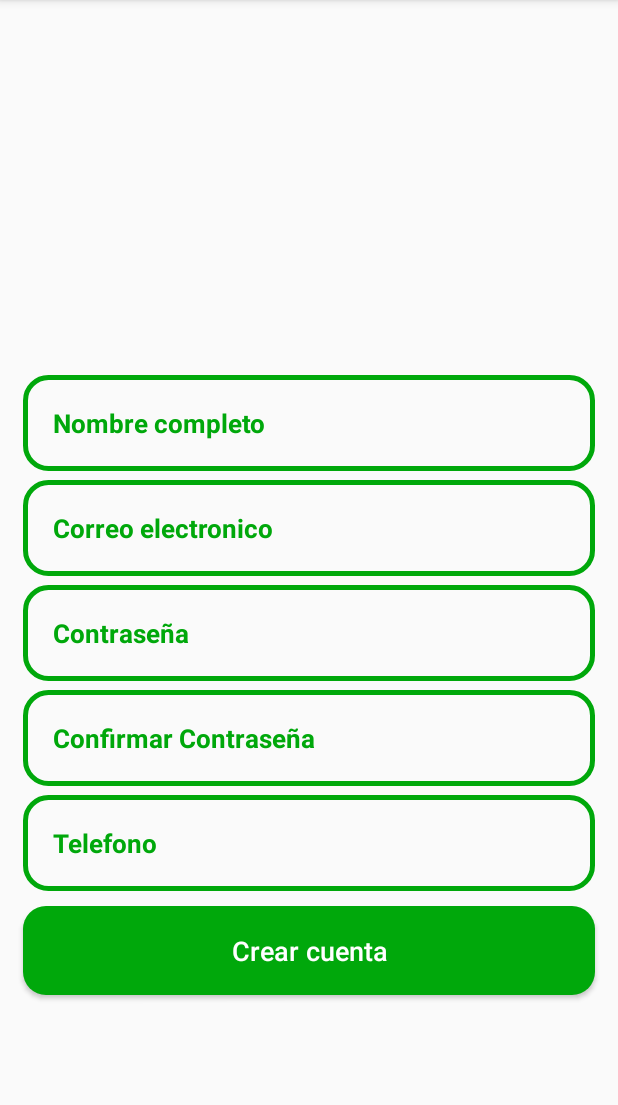
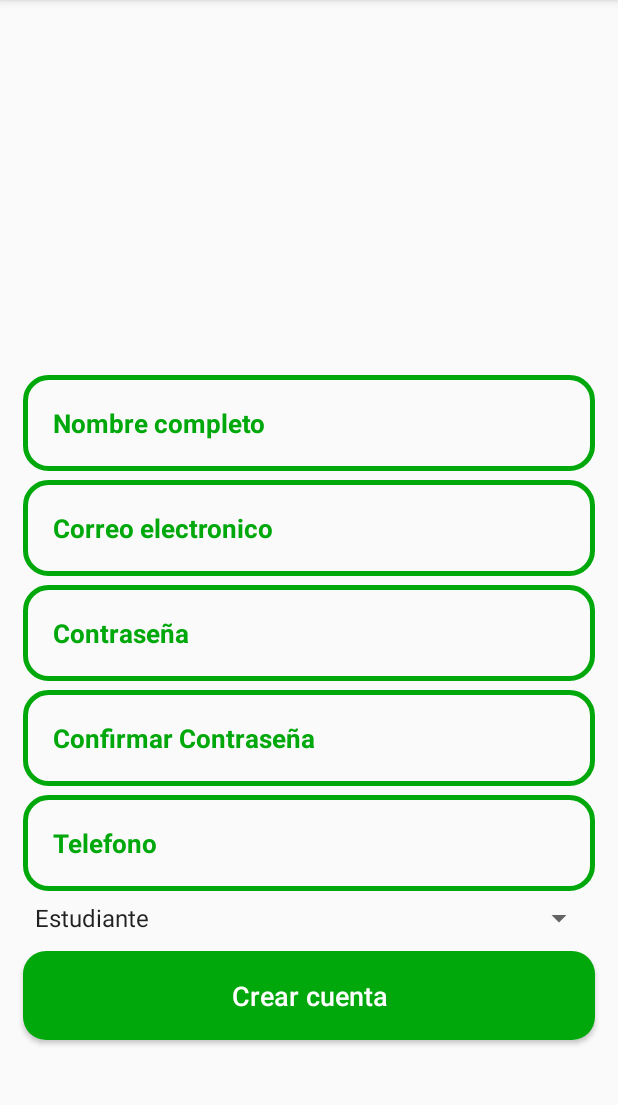
Before and after one commit to IvanGV859/FimeBookandMarket2, an Android app: the RegisterActivity screen opened directly, with no data from a screen before it, after a tap on "Crear cuenta", on a phone screen of 412 x 824 dp, the part 84-1189 px from its top. Run offline under Robolectric (Android 15) with nearby library versions, the light colour scheme and no system bars; our stand-ins replace Firebase (no records; nobody signed in at launch, a user with empty details on screens opened directly).

Commit message:
checar login

```diff
--- a/app/src/main/java/com/example/fimebookandmarket2/RegisterActivity.java
+++ b/app/src/main/java/com/example/fimebookandmarket2/RegisterActivity.java
@@ -8,9 +8,11 @@ import android.content.Intent;
 import android.os.Bundle;
 import android.text.TextUtils;
 import android.view.View;
+import android.widget.AdapterView;
 import android.widget.ArrayAdapter;
 import android.widget.EditText;
 import android.widget.Spinner;
+import android.widget.TextView;
 import android.widget.Toast;
 
 import com.google.android.gms.tasks.OnCompleteListener;
@@ -28,6 +30,8 @@ import java.util.HashMap;
 public class RegisterActivity extends AppCompatActivity {
 
     private EditText InputName, InputEmail, InputPassword, InputConfPassword, InputPhone;
+    Spinner opciones;
+    String TipoUs;
     private ProgressDialog loadingBar;
 
     FirebaseAuth mAuth;
@@ -41,12 +45,17 @@ public class RegisterActivity extends AppCompatActivity {
         mAuth = FirebaseAuth.getInstance();
         mDatabase = FirebaseDatabase.getInstance().getReference();
 
+        opciones = findViewById(R.id.spinner);
+        ArrayAdapter<CharSequence> adapter = ArrayAdapter.createFromResource(this, R.array.TipoUs, android.R.layout.simple_spinner_item);
+        opciones.setAdapter(adapter);
+
         InputName = (EditText) findViewById(R.id.register_username_input);
         InputEmail = (EditText) findViewById(R.id.register_email_input);
         InputPassword = (EditText) findViewById(R.id.register_password_input);
         InputConfPassword = (EditText) findViewById(R.id.register_confpassword_input);
         InputPhone = (EditText) findViewById(R.id.register_phone_input);
         loadingBar = new ProgressDialog(this);
+
     }
 
     public void onClick(View view){
@@ -63,6 +72,7 @@ public class RegisterActivity extends AppCompatActivity {
         String password = InputPassword.getText().toString();
         String confpassword = InputConfPassword.getText().toString();
         String phone = InputPhone.getText().toString();
+        TipoUs = opciones.getSelectedItem().toString();
 
         if(!name.isEmpty() && !email.isEmpty() && !password.isEmpty() && !confpassword.isEmpty() && !phone.isEmpty()) {
             if (password.length() >= 6) {
@@ -73,7 +83,7 @@ public class RegisterActivity extends AppCompatActivity {
                         loadingBar.setCanceledOnTouchOutside(false);
                         loadingBar.show();
 
-                        ValidatephoneNumber(name, email, password, confpassword, phone);
+                        ValidatephoneNumber(name, email, password, confpassword, phone, TipoUs);
                     } else {
                         Toast.makeText(this, "Las contraseñas no coinciden", Toast.LENGTH_SHORT).show();
                     }
@@ -88,7 +98,7 @@ public class RegisterActivity extends AppCompatActivity {
         }
     }
 
-    private void ValidatephoneNumber(final String name, final String email, final String password, final String confpassword,final String phone) {
+    private void ValidatephoneNumber(final String name, final String email, final String password, final String confpassword, final String phone, final String tipoUs) {
 
         mAuth.createUserWithEmailAndPassword(email, password).addOnCompleteListener(new OnCompleteListener<AuthResult>() {
             @Override
@@ -100,10 +110,11 @@ public class RegisterActivity extends AppCompatActivity {
                         userdataMap.put("password", password);
                         userdataMap.put("confpass", confpassword);
                         userdataMap.put("phone", phone);
+                        userdataMap.put("tipous", tipoUs);
 
                         String id = mAuth.getCurrentUser().getUid();
 
-                    mDatabase.child("Users").child(id).setValue(userdataMap).addOnCompleteListener(new OnCompleteListener<Void>() {
+                        mDatabase.child(tipoUs).child(id).setValue(userdataMap).addOnCompleteListener(new OnCompleteListener<Void>() {
                             @Override
                             public void onComplete(@NonNull Task<Void> task2) {
                                 //Verificar si registra los datos correctamente en la base de datos
--- a/app/src/main/res/layout/activity_login.xml
+++ b/app/src/main/res/layout/activity_login.xml
@@ -106,7 +106,7 @@
         android:layout_width="wrap_content"
         android:layout_height="wrap_content"
         android:layout_marginLeft="60dp"
-        android:text="Soy un administrador?"
+        android:text="Iniciar como administrador"
         android:layout_alignParentEnd="true"
         android:layout_below="@+id/login_btn"
         android:textColor="@color/colorPrimaryDark"
@@ -121,7 +121,7 @@
         android:layout_width="wrap_content"
         android:layout_height="wrap_content"
         android:layout_marginLeft="60dp"
-        android:text="No soy un administrador?"
+        android:text="Iniciar como estudiante"
         android:layout_alignParentStart="true"
         android:layout_below="@+id/login_btn"
         android:textColor="@color/colorPrimaryDark"
--- a/app/src/main/res/layout/activity_register.xml
+++ b/app/src/main/res/layout/activity_register.xml
@@ -103,11 +103,22 @@
         android:textStyle="bold"
         />
 
+    <Spinner
+        android:id="@+id/spinner"
+        android:layout_width="match_parent"
+        android:layout_height="wrap_content"
+        android:layout_below="@+id/register_phone_input"
+        android:entries="@array/TipoUs"
+        android:layout_marginTop="6dp"
+        android:layout_marginLeft="15dp"
+        android:layout_marginRight="15dp"
+        />
+
     <Button
         android:id="@+id/register_btn"
         android:layout_width="match_parent"
         android:layout_height="wrap_content"
-        android:layout_below="@+id/register_phone_input"
+        android:layout_below="@+id/spinner"
         android:layout_alignParentLeft="true"
         android:layout_marginLeft="15dp"
         android:layout_marginTop="10dp"
--- a/app/src/main/res/values/strings.xml
+++ b/app/src/main/res/values/strings.xml
@@ -1,3 +1,9 @@
 <resources>
     <string name="app_name">FimeBookandMarket2</string>
+
+    <string-array name="TipoUs">
+        <item>Estudiante</item>
+        <item>Administrador</item>
+    </string-array>
+
 </resources>
```
Also changed, not shown: app/src/main/java/com/example/fimebookandmarket2/LoginActivity.java (+8 -6 lines), app/src/main/java/com/example/fimebookandmarket2/Model/Users.java (+7 -2 lines). Lines whose indentation alone changed are shown as unchanged.
